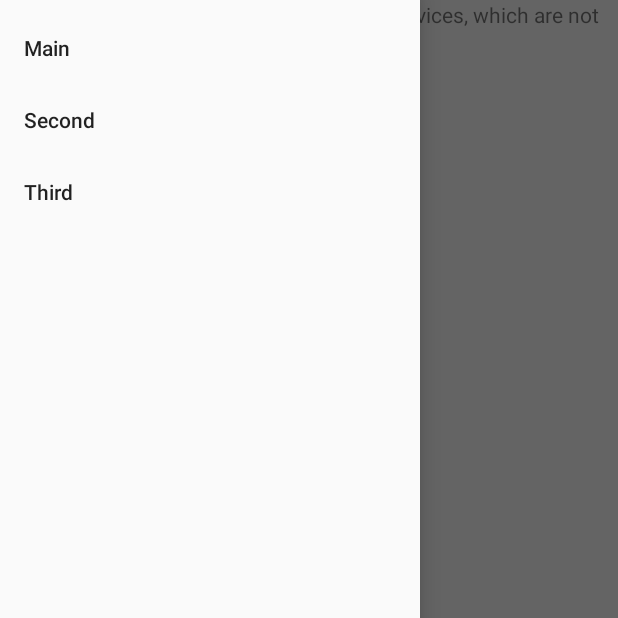
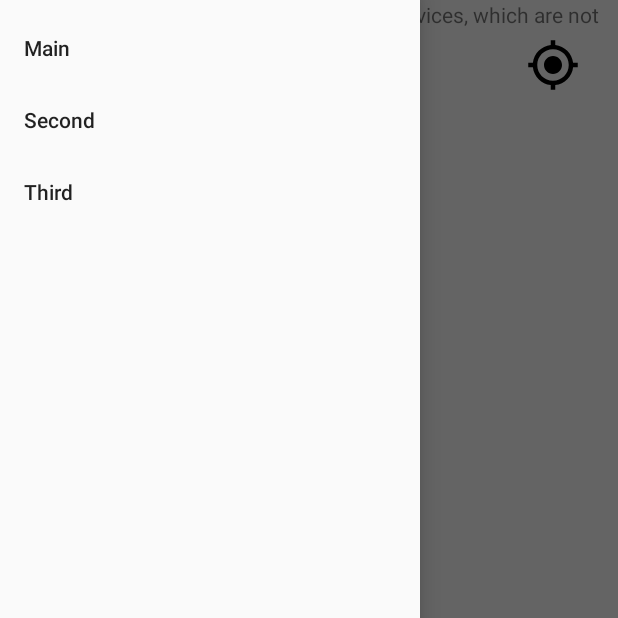
Before and after one commit to andreibalau/ParkingPal, an Android app: the screen it shows after launch (GmapMainActivity), with the side drawer open, on a phone screen of 412 x 824 dp, the top half of it. Run offline under Robolectric (Android 15) with nearby library versions, the phone set to English and light mode, and no system bars.

```diff
--- /dev/null
+++ b/app/src/main/res/drawable/ic_my_location_black_36dp.xml
@@ -0,0 +1,4 @@
+<vector android:height="36dp" android:viewportHeight="24.0"
+    android:viewportWidth="24.0" android:width="36dp" xmlns:android="http://schemas.android.com/apk/res/android">
+    <path android:fillColor="#FF000000" android:pathData="M12,8c-2.21,0 -4,1.79 -4,4s1.79,4 4,4 4,-1.79 4,-4 -1.79,-4 -4,-4zM20.94,11c-0.46,-4.17 -3.77,-7.48 -7.94,-7.94L13,1h-2v2.06C6.83,3.52 3.52,6.83 3.06,11L1,11v2h2.06c0.46,4.17 3.77,7.48 7.94,7.94L11,23h2v-2.06c4.17,-0.46 7.48,-3.77 7.94,-7.94L23,13v-2h-2.06zM12,19c-3.87,0 -7,-3.13 -7,-7s3.13,-7 7,-7 7,3.13 7,7 -3.13,7 -7,7z"/>
+</vector>
--- a/app/src/main/res/layout/activity_main.xml
+++ b/app/src/main/res/layout/activity_main.xml
@@ -21,8 +21,8 @@
         android:layout_height="wrap_content"
         android:layout_alignParentStart="true"
         android:layout_alignParentTop="true"
-        android:layout_marginStart="15dp"
-        android:layout_marginTop="40dp"
+        android:layout_marginStart="25dp"
+        android:layout_marginTop="25dp"
         android:contentDescription="@string/description_menu_item"
         android:onClick="onClickMenuIcon"
         app:srcCompat="@drawable/menu_icon" />
@@ -38,5 +38,16 @@
         android:textSize="30sp"
         android:text="@string/permissions_denied_message" />
 
+    <ImageView
+        android:id="@+id/imageView"
+        android:layout_width="wrap_content"
+        android:layout_height="wrap_content"
+        android:layout_alignParentTop="true"
+        android:layout_alignParentEnd="true"
+        android:layout_marginTop="25dp"
+        android:layout_marginEnd="25dp"
+        android:onClick="goToMyLocation"
+        app:srcCompat="@drawable/ic_my_location_black_36dp" />
+
 
 </RelativeLayout>
--- a/app/src/main/res/values/styles.xml
+++ b/app/src/main/res/values/styles.xml
@@ -1,12 +1,11 @@
 <resources xmlns:tools="http://schemas.android.com/tools">
     <!-- Base application theme. -->
     <style name="AppTheme.NoActionAndTitleBar" parent="Theme.AppCompat.Light.DarkActionBar">
-        <item name="android:windowTranslucentStatus">true</item><!--top transparent status bar (battery,clock info)-->
-        <item name="android:windowTranslucentNavigation">true</item><!--bottom transparent phone nav buttons-->
         <item name="windowActionBar">false</item>
         <item name="windowNoTitle">true</item>
         <item name="colorPrimary">@color/colorPrimary</item>
         <item name="colorPrimaryDark">@color/colorPrimaryDark</item>
+        <item name="android:navigationBarColor">@color/colorPrimaryDark</item>
     </style>
 
 </resources>
```
Also changed, not shown: app/src/main/java/com/app/parkingpal/ui/main/GmapMainActivity.java (+49 -17 lines), app/src/main/java/com/app/parkingpal/util/DirectionsHttpRequestTask.java (+5 -2 lines).
